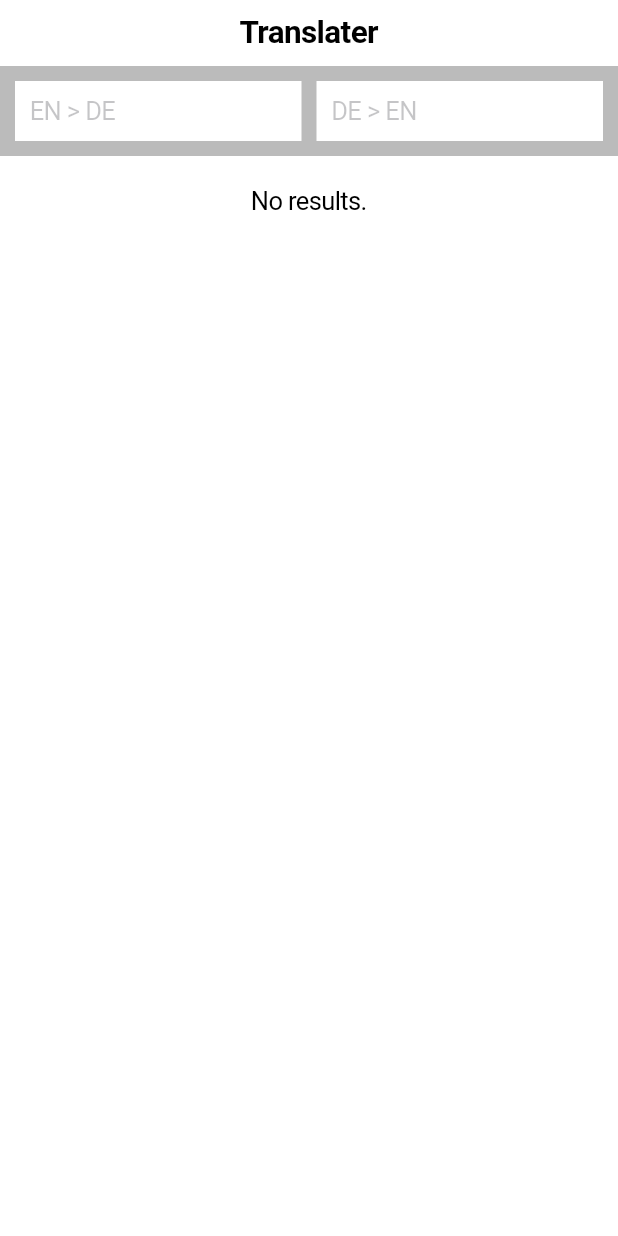
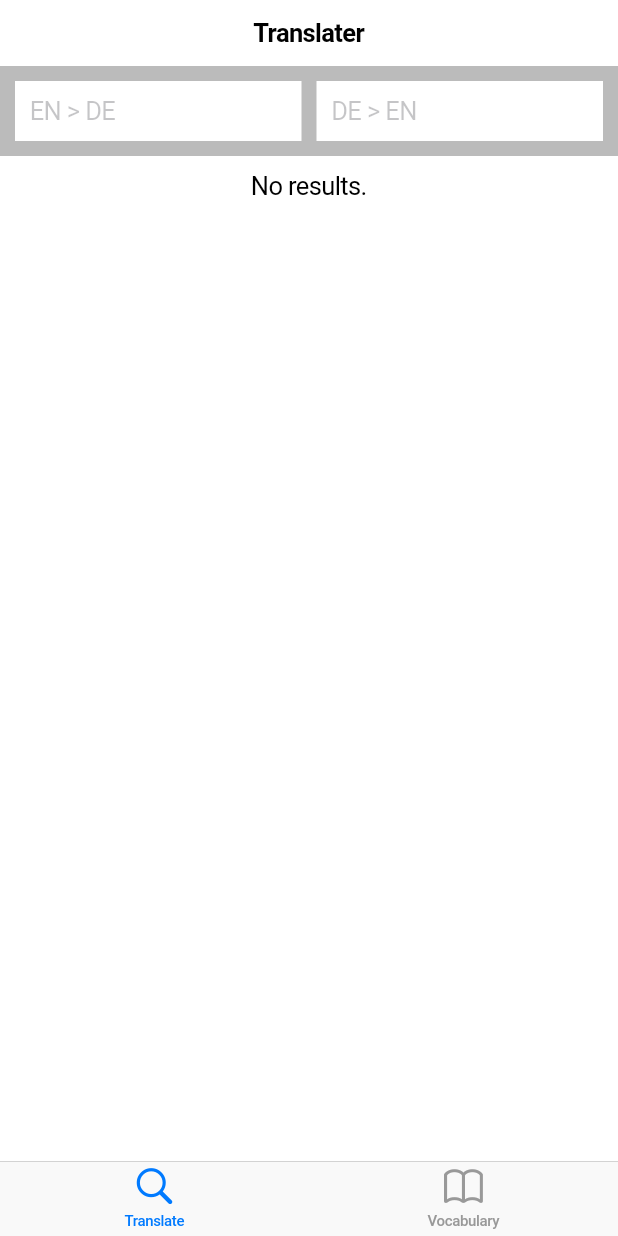
Before and after one commit to ernesto-elsaesser/translater, a Flutter app: the screen it shows after launch, on a phone screen of 412 x 824 dp. Run offline on Flutter 3.47's test engine with Material 2 defaults, Android fonts, the phone set to English and light mode, and no system bars.

Commit message:
add seconf tab, normalize text

```diff
--- a/lib/widgets/ResultsWidget.dart
+++ b/lib/widgets/ResultsWidget.dart
@@ -16,7 +16,7 @@ class ResultsWidget extends StatelessWidget {
   @override
   Widget build(BuildContext context) {
     if (items.isEmpty) {
-      return Center(child: Text("No results."), heightFactor: 3);
+      return Center(child: Text("No results."), heightFactor: 2);
     }
 
     return ListView.separated(
@@ -29,7 +29,7 @@ class ResultsWidget extends StatelessWidget {
 
   Widget _buildListItem(int i, BuildContext context) {
     final item = items[i];
-    final itemStyle = TextStyle(fontSize: 18.0, fontWeight: FontWeight.w500);
+    final itemStyle = TextStyle(fontSize: 17.0, fontWeight: FontWeight.w500);
     final icon = item.iconBuilder(context);
     return GestureDetector(
         onTap: item.onTap,
--- a/lib/widgets/SearchWidget.dart
+++ b/lib/widgets/SearchWidget.dart
@@ -68,6 +68,10 @@ class SearchWidgetState extends State<SearchWidget> {
   }
 
   void _lookup(Configuration config, String query) {
+    if (query.isEmpty) {
+      return;
+    }
+
     setState(() {
       _isLoading = true;
       _activeConfig = config;
--- a/lib/widgets/TranslaterApp.dart
+++ b/lib/widgets/TranslaterApp.dart
@@ -1,7 +1,17 @@
+import 'dart:ui' as ui show window;
 import 'package:flutter/cupertino.dart';
 
 import '../widgets/SearchWidget.dart';
+import '../widgets/VocabularyWidget.dart';
 import '../services/VocabularyService.dart';
+
+class Tab {
+  String title;
+  IconData icon;
+  WidgetBuilder builder;
+
+  Tab(this.title, this.icon, this.builder);
+}
 
 class TranslaterApp extends StatefulWidget {
   @override
@@ -9,20 +19,70 @@ class TranslaterApp extends StatefulWidget {
 }
 
 class TranslaterAppState extends State<TranslaterApp> {
+
+  List<Tab> _tabs;
+
   @override
   void initState() {
+    _tabs = [
+      Tab('Translate', CupertinoIcons.search, (_) => SearchWidget()),
+      Tab('Vocabulary', CupertinoIcons.book, (_) => VocabularyWidget())
+    ];
     super.initState();
     VocabularyService.instance.init();
   }
 
   @override
   Widget build(BuildContext context) {
-    final titleStyle = TextStyle(fontSize: 21.0);
     return CupertinoApp(
         title: 'Translater',
-        home: CupertinoPageScaffold(
-            navigationBar: CupertinoNavigationBar(
-                middle: Text('Translater', style: titleStyle)),
-            child: SafeArea(top: true, bottom: false, child: SearchWidget())));
+        home: _normalizedText(CupertinoTabScaffold(
+            tabBar: CupertinoTabBar(
+              items: <BottomNavigationBarItem>[
+                _buildBarItem(0),
+                _buildBarItem(1)
+              ],
+            ),
+            tabBuilder: _buildTab)));
+  }
+
+  BottomNavigationBarItem _buildBarItem(int index) {
+    final tab = _tabs[index];
+    return BottomNavigationBarItem(
+      title: Text(tab.title),
+      icon: Icon(tab.icon));
+  }
+
+  CupertinoTabView _buildTab(BuildContext context, int index) {
+    return CupertinoTabView(
+        defaultTitle: 'Translater',
+        builder: _pageBuilder(index));
+  }
+
+  WidgetBuilder _pageBuilder(int index) {
+    final tab = _tabs[index];
+    return (context) {
+      final rootWidget = tab.builder(context);
+      return CupertinoPageScaffold(
+        navigationBar: CupertinoNavigationBar(),
+        child: SafeArea(top: true, bottom: true, child: rootWidget));
+    };
+  }
+
+  Widget _normalizedText(Widget child) {
+    final defaults = MediaQueryData.fromWindow(ui.window);
+    final normalized = MediaQueryData(
+      size: defaults.size,
+      devicePixelRatio: defaults.devicePixelRatio,
+      textScaleFactor: 1.0,
+      padding: defaults.padding,
+      viewInsets: defaults.viewInsets,
+      alwaysUse24HourFormat: defaults.alwaysUse24HourFormat,
+      accessibleNavigation: defaults.accessibleNavigation,
+      invertColors: defaults.invertColors,
+      disableAnimations: defaults.disableAnimations,
+      boldText: false,
+    );
+    return MediaQuery(data: normalized, child: child);
   }
 }
--- /dev/null
+++ b/lib/widgets/VocabularyWidget.dart
@@ -0,0 +1,16 @@
+import 'package:flutter/cupertino.dart';
+
+import '../services/VocabularyService.dart';
+
+class VocabularyWidget extends StatefulWidget {
+  @override
+  VocabularyWidgetState createState() => new VocabularyWidgetState();
+}
+
+class VocabularyWidgetState extends State<VocabularyWidget> {
+
+  @override
+  Widget build(BuildContext context) {
+    return Container();
+  }
+}
```
